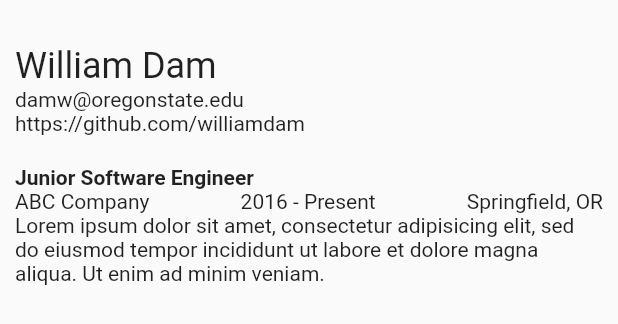
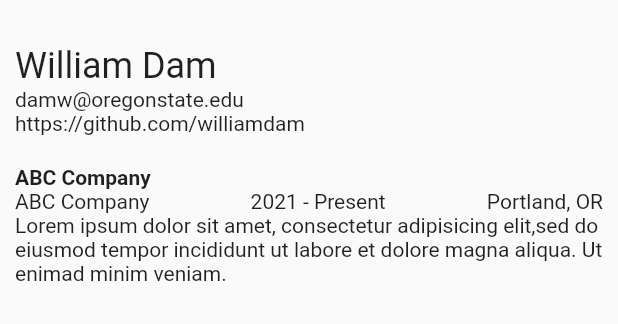
Before and after one commit to williamdam/call_me_maybe, a Flutter app: the Resume widget shown alone on an empty page, opened directly, on a phone screen of 412 x 824 dp. Shown: the top 324 px of the screen. Run offline on Flutter 3.47's test engine with Material 2 defaults, Android fonts, the phone set to English and light mode, and no system bars.

Commit message:
Encapsulate resume info

```diff
--- a/lib/resume.dart
+++ b/lib/resume.dart
@@ -4,51 +4,22 @@ class Resume extends StatelessWidget {
 
   final jobs = [
 
-    Padding(
-      padding: const EdgeInsets.only(bottom: 20.0),
-      child: Column(
-        children: [
-          Row(
-            children: [
-              Text('William Dam', style: TextStyle(fontWeight: FontWeight.normal, fontSize: 24.0)),
-            ],
-          ),
-          Row(
-            children: [
-              Text('damw@oregonstate.edu'),
-            ],
-          ),
-          Row(
-            children: [
-              Text('https://github.com/williamdam'),
-            ],
-          ),
-      ]),
+    aboutMe(
+      name: 'William Dam',
+      email: 'damw@oregonstate.edu',
+      githubURL: 'https://github.com/williamdam'
     ),
 
-    Padding(
-      padding: const EdgeInsets.only(bottom: 20.0),
-      child: Column(children: [
-        Row(
-          children: [
-            Text('Junior Software Engineer', style: TextStyle(fontWeight: FontWeight.bold)),
-          ],
-        ),
-        Row(
-          mainAxisAlignment: MainAxisAlignment.spaceBetween,
-          children: [
-            Container(alignment: Alignment.centerLeft, child: Text('ABC Company')),
-            Container(alignment: Alignment.center, child: Text('2016 - Present')),
-            Container(alignment: Alignment.centerRight, child: Text('Springfield, OR'))
-          ]
-        ),
-        Wrap(
-          children: [
-            Text('Lorem ipsum dolor sit amet, consectetur adipisicing elit, sed do eiusmod tempor incididunt ut labore et dolore magna aliqua. Ut enim ad minim veniam.'),
-          ],
-        )
-      ]),
-    ),
+    job(
+      jobTitle: 'Junior Software Engineer',
+      companyName: 'ABC Company',
+      dates: '2021 - Present',
+      city: 'Portland, OR',
+      description: 'Lorem ipsum dolor sit amet, consectetur adipisicing elit,'
+      'sed do eiusmod tempor incididunt ut labore et dolore magna aliqua. Ut enim'
+      'ad minim veniam.'
+    )
+
 
   ];
 
@@ -65,4 +36,55 @@ class Resume extends StatelessWidget {
       ),
     );
   }
+
 }
+
+Widget job({String jobTitle, String companyName, String dates, String city, String description}) {
+  return Padding(
+      padding: const EdgeInsets.only(bottom: 20.0),
+      child: Column(children: [
+        Row(
+          children: [
+            Text(companyName, style: TextStyle(fontWeight: FontWeight.bold)),
+          ],
+        ),
+        Row(
+          mainAxisAlignment: MainAxisAlignment.spaceBetween,
+          children: [
+            Container(alignment: Alignment.centerLeft, child: Text(companyName)),
+            Container(alignment: Alignment.center, child: Text(dates)),
+            Container(alignment: Alignment.centerRight, child: Text(city))
+          ]
+        ),
+        Wrap(
+          children: [
+            Text(description),
+          ],
+        )
+      ]),
+    );
+}
+
+Widget aboutMe({String name, String email, String githubURL}) {
+  return Padding(
+      padding: const EdgeInsets.only(bottom: 20.0),
+      child: Column(
+        children: [
+          Row(
+            children: [
+              Text(name, style: TextStyle(fontWeight: FontWeight.normal, fontSize: 24.0)),
+            ],
+          ),
+          Row(
+            children: [
+              Text(email),
+            ],
+          ),
+          Row(
+            children: [
+              Text(githubURL),
+            ],
+          ),
+      ]),
+    );
+}
```
